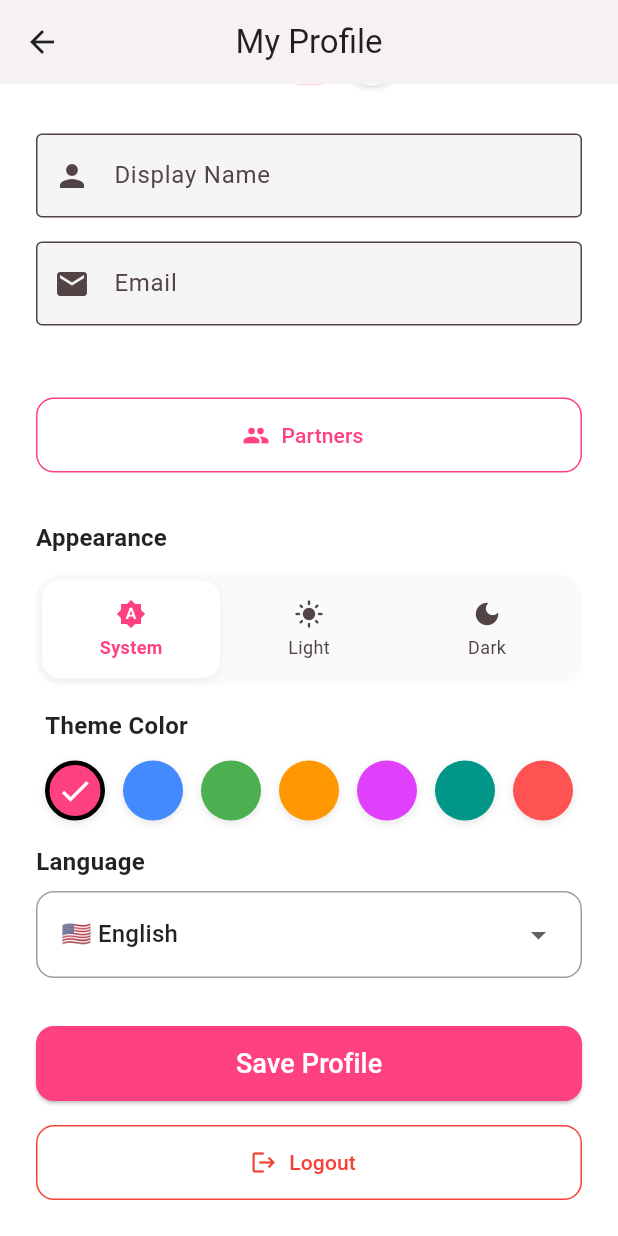
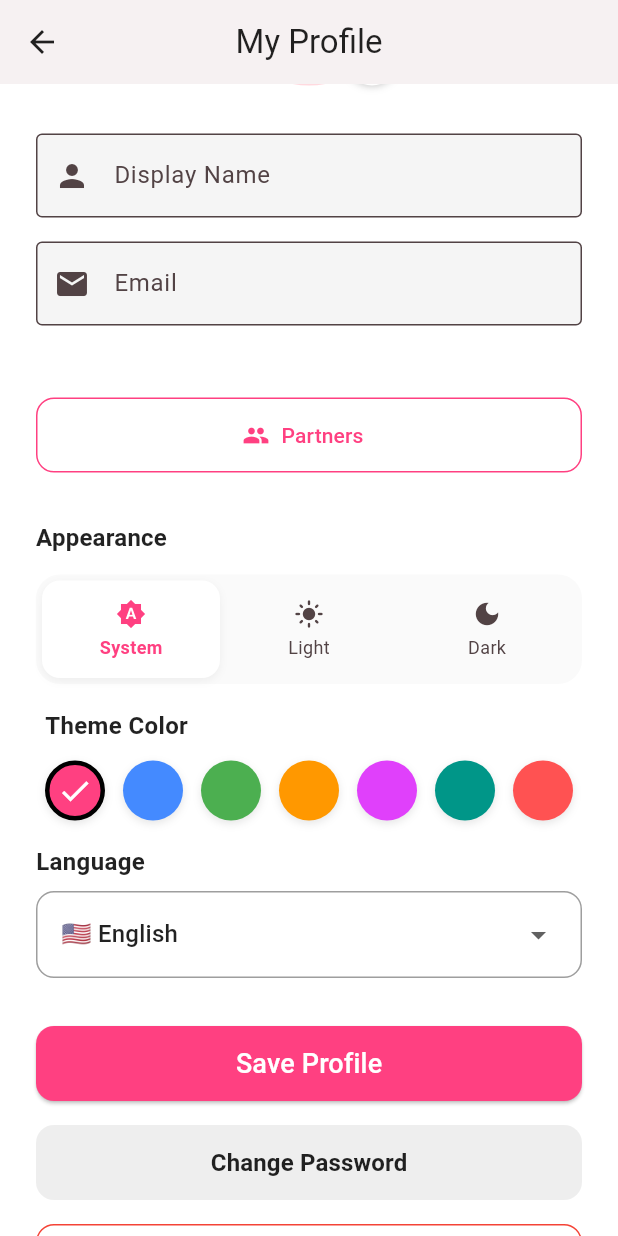
Before and after one commit to ilayloww/coupleBalance, a Flutter app: the ProfileScreen screen opened directly, scrolled down 143 dp, on a phone screen of 412 x 824 dp. Run offline on Flutter 3.47's test engine with Material 3 defaults, Android fonts, the light colour scheme and no system bars; our stand-ins replace cached_network_image, cloud_firestore, device_info_plus, dio, firebase_auth, firebase_core and 6 more; accounts and stored records are empty; generated files the repository leaves out were written again; network calls fail.

Commit message:
forgot password and change password implemented

```diff
--- a/lib/l10n/app_en.arb
+++ b/lib/l10n/app_en.arb
@@ -239,5 +239,21 @@
     "emailVerifiedSuccess": "Email verified successfully!",
     "emailNotVerifiedYet": "Email not verified yet.",
     "verificationEmailSent": "Verification email sent!",
-    "checkSpamFolder": "Please also check your spam folder."
+    "checkSpamFolder": "Please also check your spam folder.",
+    "forgotPassword": "Forgot Password?",
+    "resetPassword": "Reset Password",
+    "enterEmailToReset": "Enter your email to reset password",
+    "sendResetLink": "Send Reset Link",
+    "resetEmailSent": "Password reset email sent!",
+    "changePassword": "Change Password",
+    "currentPassword": "Current Password",
+    "newPassword": "New Password",
+    "confirmNewPassword": "Confirm New Password",
+    "passwordUpdated": "Password updated successfully",
+    "passwordsDoNotMatch": "Passwords do not match",
+    "invalidEmail": "Please enter a valid email",
+    "error": "Error",
+    "incorrectPassword": "Incorrect password entered",
+    "weakPassword": "Password is too weak",
+    "reauthRequired": "Please log in again to change password"
 }
--- a/lib/l10n/app_localizations.dart
+++ b/lib/l10n/app_localizations.dart
@@ -901,6 +901,102 @@ abstract class AppLocalizations {
   /// In en, this message translates to:
   /// **'Please also check your spam folder.'**
   String get checkSpamFolder;
+
+  /// No description provided for @forgotPassword.
+  ///
+  /// In en, this message translates to:
+  /// **'Forgot Password?'**
+  String get forgotPassword;
+
+  /// No description provided for @resetPassword.
+  ///
+  /// In en, this message translates to:
+  /// **'Reset Password'**
+  String get resetPassword;
+
+  /// No description provided for @enterEmailToReset.
+  ///
+  /// In en, this message translates to:
+  /// **'Enter your email to reset password'**
+  String get enterEmailToReset;
+
+  /// No description provided for @sendResetLink.
+  ///
+  /// In en, this message translates to:
+  /// **'Send Reset Link'**
+  String get sendResetLink;
+
+  /// No description provided for @resetEmailSent.
+  ///
+  /// In en, this message translates to:
+  /// **'Password reset email sent!'**
+  String get resetEmailSent;
+
+  /// No description provided for @changePassword.
+  ///
+  /// In en, this message translates to:
+  /// **'Change Password'**
+  String get changePassword;
+
+  /// No description provided for @currentPassword.
+  ///
+  /// In en, this message translates to:
+  /// **'Current Password'**
+  String get currentPassword;
+
+  /// No description provided for @newPassword.
+  ///
+  /// In en, this message translates to:
+  /// **'New Password'**
+  String get newPassword;
+
+  /// No description provided for @confirmNewPassword.
+  ///
+  /// In en, this message translates to:
+  /// **'Confirm New Password'**
+  String get confirmNewPassword;
+
+  /// No description provided for @passwordUpdated.
+  ///
+  /// In en, this message translates to:
+  /// **'Password updated successfully'**
+  String get passwordUpdated;
+
+  /// No description provided for @passwordsDoNotMatch.
+  ///
+  /// In en, this message translates to:
+  /// **'Passwords do not match'**
+  String get passwordsDoNotMatch;
+
+  /// No description provided for @invalidEmail.
+  ///
+  /// In en, this message translates to:
+  /// **'Please enter a valid email'**
+  String get invalidEmail;
+
+  /// No description provided for @error.
+  ///
+  /// In en, this message translates to:
+  /// **'Error'**
+  String get error;
+
+  /// No description provided for @incorrectPassword.
+  ///
+  /// In en, this message translates to:
+  /// **'Incorrect password entered'**
+  String get incorrectPassword;
+
+  /// No description provided for @weakPassword.
+  ///
+  /// In en, this message translates to:
+  /// **'Password is too weak'**
+  String get weakPassword;
+
+  /// No description provided for @reauthRequired.
+  ///
+  /// In en, this message translates to:
+  /// **'Please log in again to change password'**
+  String get reauthRequired;
 }
 
 class _AppLocalizationsDelegate
--- a/lib/l10n/app_localizations_en.dart
+++ b/lib/l10n/app_localizations_en.dart
@@ -441,4 +441,52 @@ class AppLocalizationsEn extends AppLocalizations {
 
   @override
   String get checkSpamFolder => 'Please also check your spam folder.';
+
+  @override
+  String get forgotPassword => 'Forgot Password?';
+
+  @override
+  String get resetPassword => 'Reset Password';
+
+  @override
+  String get enterEmailToReset => 'Enter your email to reset password';
+
+  @override
+  String get sendResetLink => 'Send Reset Link';
+
+  @override
+  String get resetEmailSent => 'Password reset email sent!';
+
+  @override
+  String get changePassword => 'Change Password';
+
+  @override
+  String get currentPassword => 'Current Password';
+
+  @override
+  String get newPassword => 'New Password';
+
+  @override
+  String get confirmNewPassword => 'Confirm New Password';
+
+  @override
+  String get passwordUpdated => 'Password updated successfully';
+
+  @override
+  String get passwordsDoNotMatch => 'Passwords do not match';
+
+  @override
+  String get invalidEmail => 'Please enter a valid email';
+
+  @override
+  String get error => 'Error';
+
+  @override
+  String get incorrectPassword => 'Incorrect password entered';
+
+  @override
+  String get weakPassword => 'Password is too weak';
+
+  @override
+  String get reauthRequired => 'Please log in again to change password';
 }
--- a/lib/screens/profile_screen.dart
+++ b/lib/screens/profile_screen.dart
@@ -10,6 +10,7 @@ import 'package:cached_network_image/cached_network_image.dart';
 import '../services/auth_service.dart';
 import '../services/theme_service.dart';
 import '../screens/partner_list_screen.dart';
+import '../screens/change_password_screen.dart';
 
 class ProfileScreen extends StatefulWidget {
   const ProfileScreen({super.key});
@@ -306,6 +307,36 @@ class _ProfileScreenState extends State<ProfileScreen> {
             SizedBox(
               width: double.infinity,
               height: 50,
+              child: ElevatedButton(
+                onPressed: () {
+                  Navigator.push(
+                    context,
+                    MaterialPageRoute(
+                      builder: (_) => const ChangePasswordScreen(),
+                    ),
+                  );
+                },
+                style: ElevatedButton.styleFrom(
+                  backgroundColor: Colors.grey.shade200,
+                  foregroundColor: Colors.black87,
+                  elevation: 0,
+                  shape: RoundedRectangleBorder(
+                    borderRadius: BorderRadius.circular(12),
+                  ),
+                ),
+                child: Text(
+                  AppLocalizations.of(context)!.changePassword,
+                  style: const TextStyle(
+                    fontSize: 16,
+                    fontWeight: FontWeight.bold,
+                  ),
+                ),
+              ),
+            ),
+            const SizedBox(height: 16),
+            SizedBox(
+              width: double.infinity,
+              height: 50,
               child: OutlinedButton.icon(
                 onPressed: () {
                   Navigator.pop(context); // Close profile screen first
```
Also changed, not shown: lib/l10n/app_localizations_tr.dart (+49 -0 lines), lib/l10n/app_tr.arb (+17 -1 lines), lib/screens/change_password_screen.dart (added, +202 -0 lines), lib/screens/login_screen.dart (+85 -1 lines), lib/services/auth_service.dart (+34 -2 lines).
